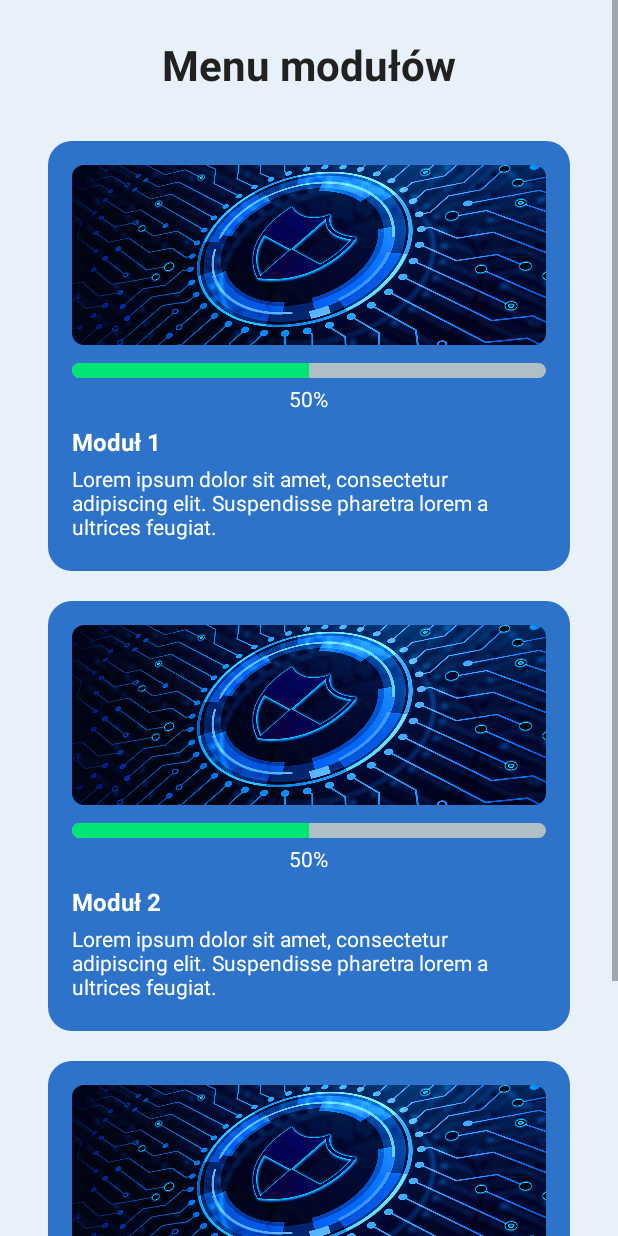
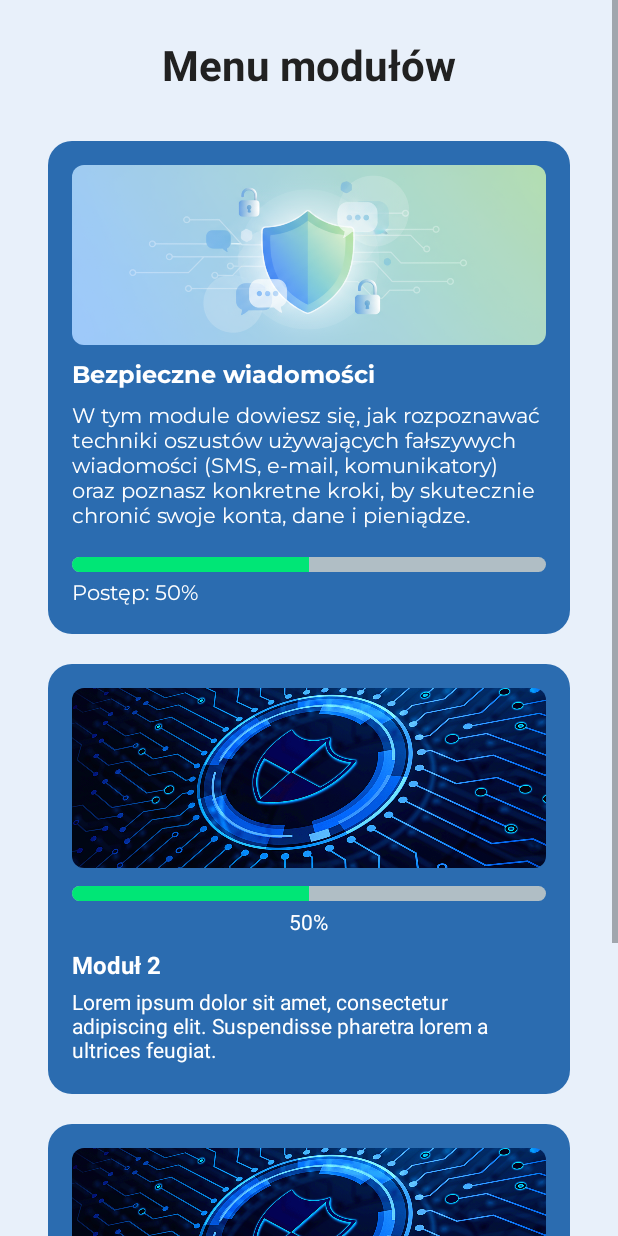
Before and after one commit to PatiB3005/P5D3, an Android app: the ModuleMenuActivity screen opened directly, with no data from a screen before it, on a phone screen of 412 x 824 dp. Run offline under Robolectric (Android 15) with nearby library versions, the phone set to English and light mode, and no system bars.

Commit message:
Dodany moduł bezpieczne wiadomości w menu modułów

```diff
--- a/app/src/main/java/com/example/smartsenior/ui/moduleMenu/ModuleMenuActivity.java
+++ b/app/src/main/java/com/example/smartsenior/ui/moduleMenu/ModuleMenuActivity.java
@@ -18,7 +18,7 @@
         super.onCreate(savedInstanceState);
         setContentView(R.layout.activity_module_menu);
 
-        btnModule1 = findViewById(R.id.btnModule1);
+        btnModule1 = findViewById(R.id.btnSafeMessages);
 
         btnModule1.setOnClickListener(new View.OnClickListener() {
             @Override
--- a/app/src/main/res/drawable/module_card.xml
+++ b/app/src/main/res/drawable/module_card.xml
@@ -1,6 +1,6 @@
 <?xml version="1.0" encoding="utf-8"?>
 <shape xmlns:android="http://schemas.android.com/apk/res/android"
     android:shape="rectangle">
-    <solid android:color="#2C73C9" />
+    <solid android:color="#2B6CB0" />
     <corners android:radius="16dp" />
 </shape>
--- a/app/src/main/res/layout/activity_module_menu.xml
+++ b/app/src/main/res/layout/activity_module_menu.xml
@@ -11,6 +11,7 @@
         android:orientation="vertical"
         android:gravity="center_horizontal"
         android:padding="24dp">
+
         <!-- przycisk samouczek -->
         <Button
             android:id="@+id/button_back_to_tutorial"
@@ -39,7 +40,7 @@
 
         <!-- Moduł 1 -->
         <LinearLayout
-            android:id="@+id/btnModule1"
+            android:id="@+id/btnSafeMessages"
             android:layout_width="match_parent"
             android:layout_height="wrap_content"
             android:orientation="vertical"
@@ -52,9 +53,29 @@
                 android:layout_width="match_parent"
                 android:layout_height="120dp"
                 android:scaleType="centerCrop"
-                android:src="@drawable/module_placeholder_image"
+                android:src="@drawable/safe_messages_banner"
                 android:background="@drawable/rounded_image"
                 android:clipToOutline="true" />
+
+            <TextView
+                android:layout_width="wrap_content"
+                android:layout_height="wrap_content"
+                android:text="Bezpieczne wiadomości"
+                android:fontFamily="@font/montserrat_bold"
+                android:textStyle="bold"
+                android:textColor="#FFFFFF"
+                android:textSize="16sp"
+                android:layout_marginTop="8dp" />
+
+            <TextView
+                android:layout_width="wrap_content"
+                android:layout_height="wrap_content"
+                android:text="W tym module dowiesz się, jak rozpoznawać techniki oszustów używających fałszywych wiadomości (SMS, e-mail, komunikatory) oraz poznasz konkretne kroki, by skutecznie chronić swoje konta, dane i pieniądze."
+                android:textColor="#FFFFFF"
+                android:fontFamily="@font/montserrat_regular"
+                android:textSize="14sp"
+                android:layout_marginTop="4dp"
+                android:layout_marginBottom="4dp" />
 
             <ProgressBar
                 style="?android:attr/progressBarStyleHorizontal"
@@ -69,28 +90,11 @@
             <TextView
                 android:layout_width="wrap_content"
                 android:layout_height="wrap_content"
-                android:layout_gravity="center_horizontal"
-                android:text="50%"
+                android:layout_gravity="left"
+                android:fontFamily="@font/montserrat_regular"
+                android:text="Postęp: 50%"
                 android:textColor="@android:color/white"
                 android:textSize="14sp" />
-
-            <TextView
-                android:layout_width="wrap_content"
-                android:layout_height="wrap_content"
-                android:text="Moduł 1"
-                android:textStyle="bold"
-                android:textColor="#FFFFFF"
-                android:textSize="16sp"
-                android:layout_marginTop="8dp" />
-
-            <TextView
-                android:layout_width="wrap_content"
-                android:layout_height="wrap_content"
-                android:text="Lorem ipsum dolor sit amet, consectetur adipiscing elit. Suspendisse pharetra lorem a ultrices feugiat."
-                android:textColor="#FFFFFF"
-                android:textSize="14sp"
-                android:layout_marginTop="4dp"
-                android:layout_marginBottom="4dp" />
         </LinearLayout>
 
         <!-- Moduł 2 -->
@@ -202,6 +206,5 @@
                 android:layout_marginTop="4dp"
                 android:layout_marginBottom="4dp" />
         </LinearLayout>
-
     </LinearLayout>
 </ScrollView>
```
Also changed, not shown: app/src/main/res/drawable/safe_messages_banner.png (added).
